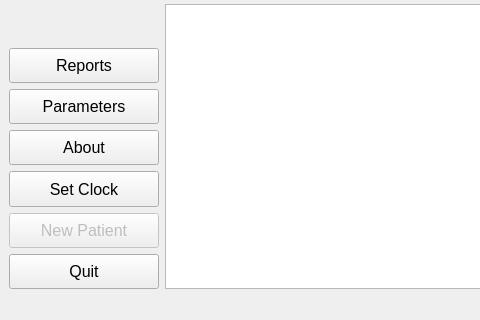
First picture: the form in DCM/ui_files/dcm.ui, repository CarlosCapili/3K04-Pacemaker-Project, before the edit; both pictures show x 0 to 480 and y 384 to 704 of the 967 by 704 pixel window.
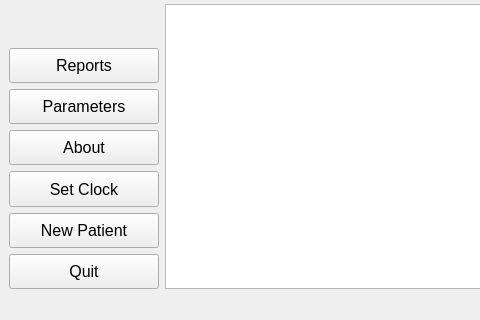
Second picture: the form after the edit. Custom widgets are drawn as their Qt base class.

Commit message: enabled new patient

```diff
--- a/DCM/ui_files/dcm.ui
+++ b/DCM/ui_files/dcm.ui
@@ -365,7 +365,7 @@
       <item>
        <widget class="QPushButton" name="new_patient_btn">
         <property name="enabled">
-         <bool>false</bool>
+         <bool>true</bool>
         </property>
         <property name="sizePolicy">
          <sizepolicy hsizetype="Preferred" vsizetype="Preferred">
```
The commit also changes 1 other file.
